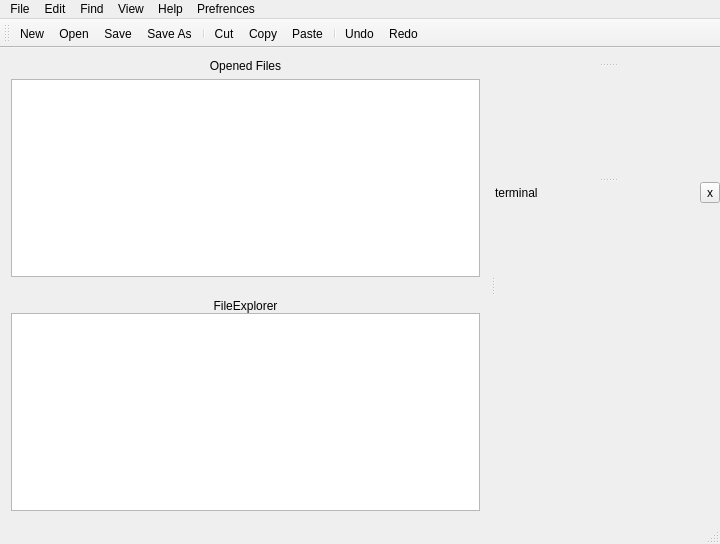
kum8r/SimpleCodeEditor, file src/mainwindow.ui: the form before one commit.
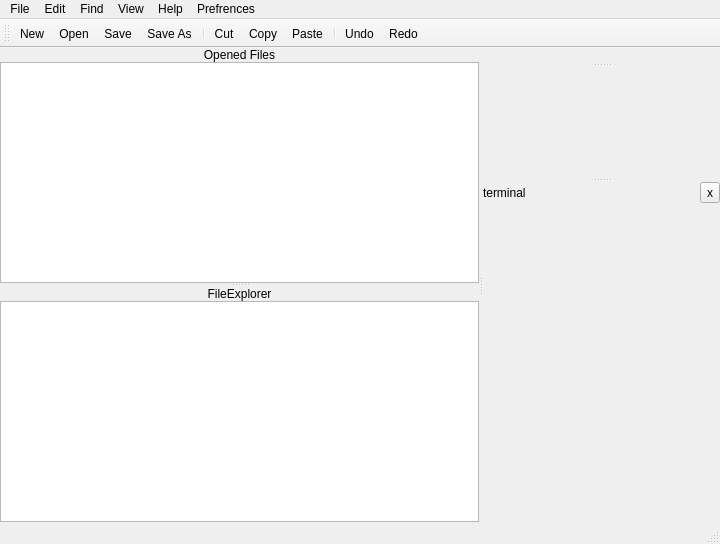
The form after the commit. Icons and pictures are not drawn.

Diff of the .ui file:
```diff
--- a/src/mainwindow.ui
+++ b/src/mainwindow.ui
@@ -64,23 +64,26 @@
         </property>
         <item row="0" column="0">
          <widget class="QSplitter" name="splitter">
-          <property name="sizePolicy">
-           <sizepolicy hsizetype="Minimum" vsizetype="Minimum">
-            <horstretch>0</horstretch>
-            <verstretch>0</verstretch>
-           </sizepolicy>
-          </property>
-          <property name="styleSheet">
-           <string notr="true"/>
-          </property>
           <property name="orientation">
            <enum>Qt::Vertical</enum>
           </property>
-          <property name="handleWidth">
-           <number>0</number>
-          </property>
-          <widget class="QWidget" name="layoutWidget">
-           <layout class="QVBoxLayout" name="openedFiles">
+          <widget class="QWidget" name="openedFiles" native="true">
+           <layout class="QVBoxLayout" name="verticalLayout_3">
+            <property name="spacing">
+             <number>0</number>
+            </property>
+            <property name="leftMargin">
+             <number>0</number>
+            </property>
+            <property name="topMargin">
+             <number>0</number>
+            </property>
+            <property name="rightMargin">
+             <number>0</number>
+            </property>
+            <property name="bottomMargin">
+             <number>0</number>
+            </property>
             <item>
              <widget class="QLabel" name="label_2">
               <property name="sizePolicy">
@@ -125,11 +128,23 @@
             </item>
            </layout>
           </widget>
-          <widget class="QWidget" name="layoutWidget_2">
-           <layout class="QVBoxLayout" name="fileExplorer">
+          <widget class="QWidget" name="fileExplorer" native="true">
+           <layout class="QVBoxLayout" name="verticalLayout_2">
             <property name="spacing">
              <number>0</number>
             </property>
+            <property name="leftMargin">
+             <number>0</number>
+            </property>
+            <property name="topMargin">
+             <number>0</number>
+            </property>
+            <property name="rightMargin">
+             <number>0</number>
+            </property>
+            <property name="bottomMargin">
+             <number>0</number>
+            </property>
             <item>
              <widget class="QLabel" name="label">
               <property name="sizePolicy">
@@ -264,7 +279,7 @@
                 <item>
                  <widget class="QWidget" name="minimap" native="true">
                   <property name="enabled">
-                   <bool>true</bool>
+                   <bool>false</bool>
                   </property>
                   <property name="sizePolicy">
                    <sizepolicy hsizetype="Expanding" vsizetype="Expanding">
@@ -279,7 +294,8 @@
                    </size>
                   </property>
                   <property name="styleSheet">
-                   <string notr="true"/>
+                   <string notr="true">margin-top:32px;
+border: 0px;</string>
                   </property>
                  </widget>
                 </item>
```
Left out of the diff: 58 changed lines with no effect on the pictures.
